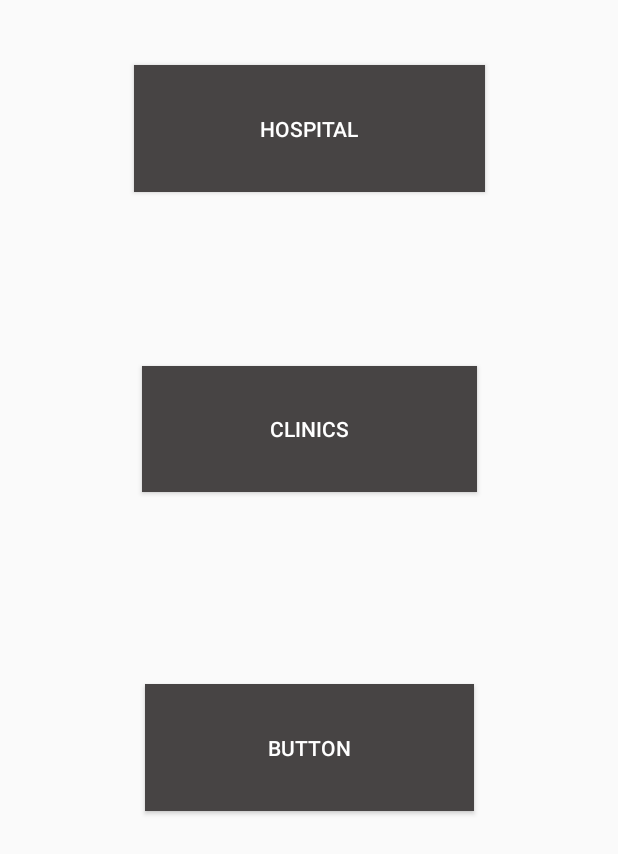
After one commit to Musyimi97/K-Dharura, an Android app: the layout activity_location.xml on its own in the app's theme, with its tools: preview values and no code run, on a phone screen of 412 x 824 dp. The commit adds this screen. Shown: the top 854 px of the screen. Run offline under Robolectric (Android 15) with nearby library versions, the phone set to English and light mode, and no system bars.

Commit message:
created a floating dialog box for map options selection

```diff
--- a/app/src/main/AndroidManifest.xml
+++ b/app/src/main/AndroidManifest.xml
@@ -14,6 +14,12 @@
             android:roundIcon="@mipmap/ic_launcher_round"
             android:supportsRtl="true"
             android:theme="@style/AppTheme">
+
+        <activity
+                android:name=".Location"
+                android:theme="@style/Theme.AppCompat.Light.Dialog"
+        >
+        </activity>
         <activity android:name=".FirstAidActivity">
         </activity>
         <activity
--- /dev/null
+++ b/app/src/main/res/layout/activity_location.xml
@@ -0,0 +1,41 @@
+<?xml version="1.0" encoding="utf-8"?>
+<android.support.constraint.ConstraintLayout
+        xmlns:android="http://schemas.android.com/apk/res/android"
+        xmlns:tools="http://schemas.android.com/tools"
+        xmlns:app="http://schemas.android.com/apk/res-auto"
+        android:layout_width="match_parent"
+        android:layout_height="match_parent"
+        tools:context=".Location">
+
+    <Button
+            android:text="Hospital"
+            android:layout_width="234dp"
+            android:layout_height="0dp"
+            android:id="@+id/hospital"
+            android:textColor="@android:color/white"
+            android:background="@color/colorPrimary"
+            style="@style/Widget.AppCompat.Button"
+            android:layout_marginTop="43dp" android:layout_marginBottom="116dp"
+            app:layout_constraintEnd_toEndOf="parent" app:layout_constraintBottom_toTopOf="@+id/clinics"
+            app:layout_constraintTop_toTopOf="parent" app:layout_constraintStart_toStartOf="parent"/>
+    <Button
+            android:text="Clinics"
+            android:layout_width="223dp"
+            android:layout_height="0dp"
+            android:textColor="@android:color/white"
+            android:background="@color/colorPrimary"
+            android:id="@+id/clinics"
+            app:layout_constraintTop_toBottomOf="@+id/hospital" android:layout_marginBottom="128dp"
+            app:layout_constraintEnd_toEndOf="parent" app:layout_constraintBottom_toTopOf="@+id/car_garage"
+            app:layout_constraintStart_toStartOf="parent"/>
+    <Button
+            android:text="Button"
+            android:layout_width="219dp"
+            android:layout_height="0dp"
+            android:background="@color/colorPrimary"
+            android:textColor="@android:color/white"
+            android:id="@+id/car_garage"
+            app:layout_constraintTop_toBottomOf="@+id/clinics" android:layout_marginBottom="283dp"
+            app:layout_constraintEnd_toEndOf="parent" app:layout_constraintStart_toStartOf="parent"
+            app:layout_constraintBottom_toBottomOf="parent"/>
+</android.support.constraint.ConstraintLayout>
```
Also changed, not shown: app/src/main/java/com/theprotocode/k_dharura/Location.kt (added, +56 -0 lines), app/src/main/java/com/theprotocode/k_dharura/MainActivity.kt (+10 -0 lines).
